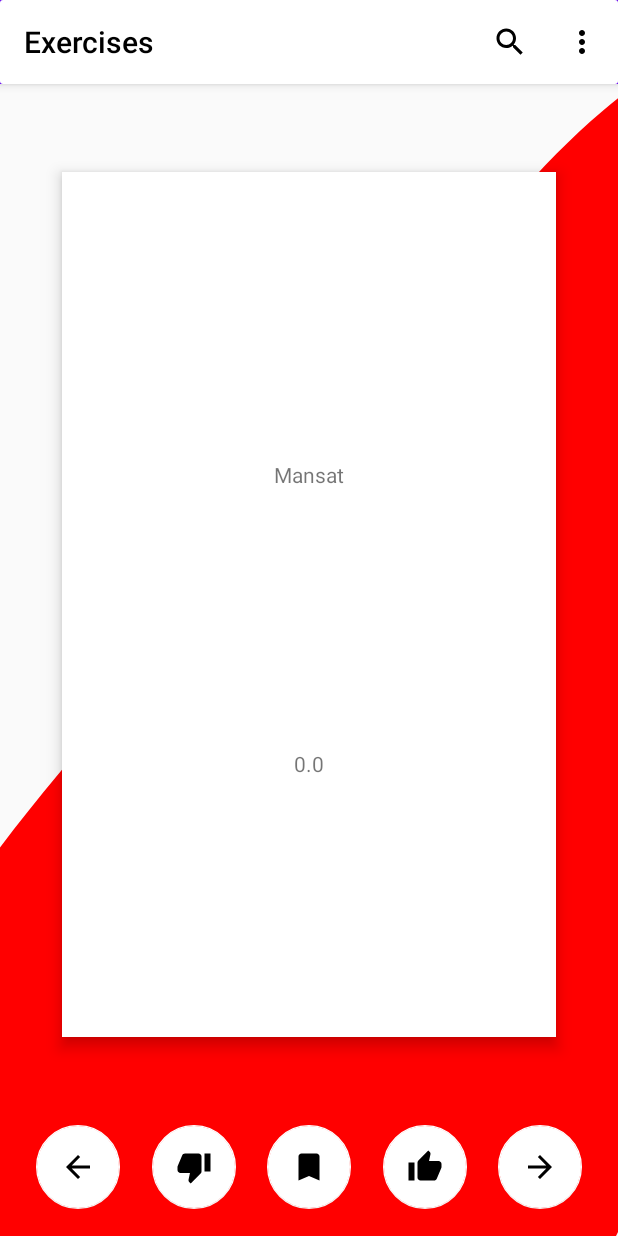
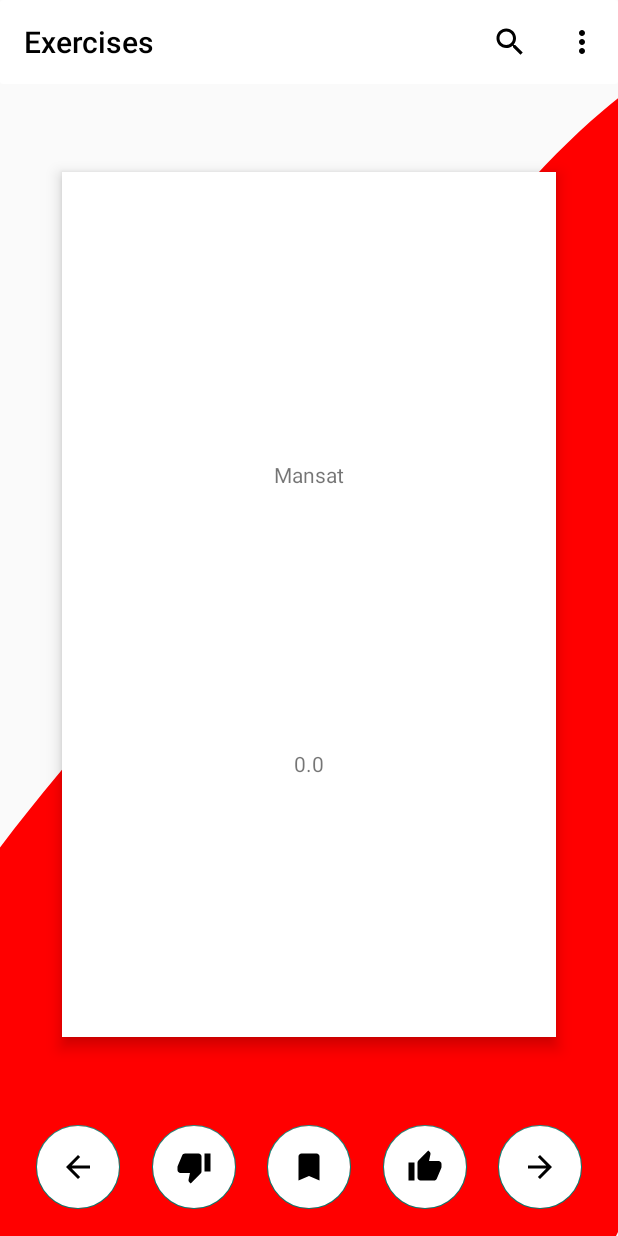
Before and after one commit to tmackintosh/OxfordHack2022, an Android app: the screen it shows after launch (MainActivity), on a phone screen of 412 x 824 dp. Run offline under Robolectric (Android 15) with nearby library versions, the phone set to English and light mode, and no system bars.

Commit message:
merged, colours

```diff
--- /dev/null
+++ b/app/src/main/res/drawable/ic_baseline_home_24.xml
@@ -0,0 +1,5 @@
+<vector android:height="24dp" android:tint="#FFFFFF"
+    android:viewportHeight="24" android:viewportWidth="24"
+    android:width="24dp" xmlns:android="http://schemas.android.com/apk/res/android">
+    <path android:fillColor="@android:color/white" android:pathData="M10,20v-6h4v6h5v-8h3L12,3 2,12h3v8z"/>
+</vector>
--- a/app/src/main/res/layout/activity_main.xml
+++ b/app/src/main/res/layout/activity_main.xml
@@ -1,17 +1,17 @@
 <?xml version="1.0" encoding="utf-8"?>
-<androidx.constraintlayout.widget.ConstraintLayout xmlns:android="http://schemas.android.com/apk/res/android"
+<androidx.drawerlayout.widget.DrawerLayout xmlns:android="http://schemas.android.com/apk/res/android"
     xmlns:app="http://schemas.android.com/apk/res-auto"
     xmlns:tools="http://schemas.android.com/tools"
+    android:id="@+id/activity_main_dl"
+    android:layout_width="match_parent"
+    android:layout_height="match_parent">
+
+    <androidx.constraintlayout.widget.ConstraintLayout
+
         android:layout_width="match_parent"
         android:layout_height="match_parent"
         android:background="@drawable/ic_background"
         tools:context=".MainActivity">
-
-    <com.google.android.material.appbar.AppBarLayout
-        android:id="@+id/activity_main_abl"
-        android:layout_width="match_parent"
-        android:layout_height="wrap_content"
-        app:layout_constraintTop_toTopOf="parent">
 
         <androidx.appcompat.widget.Toolbar
             android:id="@+id/activity_main_tb"
@@ -24,28 +24,22 @@
             app:title="Exercises"
             app:titleTextColor="@color/black" />
 
-
-    </com.google.android.material.appbar.AppBarLayout>
-
-
         <androidx.constraintlayout.widget.ConstraintLayout
             android:id="@+id/activity_main_ll_buttonContainer"
             android:layout_width="match_parent"
             android:layout_height="wrap_content"
-        android:layout_marginBottom="18dp"
             android:layout_marginLeft="24dp"
             android:layout_marginRight="24dp"
+            android:layout_marginBottom="18dp"
             android:orientation="horizontal"
-        app:layout_constraintBottom_toBottomOf="parent"
-        app:layout_constraintEnd_toEndOf="parent"
-        app:layout_constraintStart_toStartOf="parent">
+            app:layout_constraintBottom_toBottomOf="parent">
 
             <com.google.android.material.floatingactionbutton.FloatingActionButton
                 android:id="@+id/activity_main_fab_back"
                 android:layout_width="wrap_content"
                 android:layout_height="wrap_content"
+                android:backgroundTint="@color/white"
                 android:src="@drawable/ic_baseline_arrow_back_24"
-            app:backgroundTint="#FFFFFF"
                 app:elevation="0dp"
                 app:layout_constraintBottom_toBottomOf="parent"
                 app:layout_constraintLeft_toLeftOf="parent"
@@ -55,8 +49,8 @@
                 android:id="@+id/activity_main_fab_like"
                 android:layout_width="wrap_content"
                 android:layout_height="wrap_content"
+                android:backgroundTint="@color/white"
                 android:src="@drawable/ic_baseline_thumb_up_24"
-            app:backgroundTint="#FFFFFF"
                 app:elevation="0dp"
                 app:layout_constraintLeft_toRightOf="@id/activity_main_fab_favourite"
                 app:layout_constraintRight_toLeftOf="@id/activity_main_fab_forward"
@@ -66,8 +60,8 @@
                 android:id="@+id/activity_main_fab_favourite"
                 android:layout_width="wrap_content"
                 android:layout_height="wrap_content"
+                android:backgroundTint="@color/white"
                 android:src="@drawable/ic_baseline_bookmark_24"
-            app:backgroundTint="#FFFFFF"
                 app:elevation="0dp"
                 app:layout_constraintLeft_toRightOf="@id/activity_main_fab_dislike"
                 app:layout_constraintRight_toLeftOf="@id/activity_main_fab_like"
@@ -77,8 +71,8 @@
                 android:id="@+id/activity_main_fab_dislike"
                 android:layout_width="wrap_content"
                 android:layout_height="wrap_content"
+                android:backgroundTint="@color/white"
                 android:src="@drawable/ic_baseline_thumb_down_24"
-            app:backgroundTint="#FFFFFF"
                 app:elevation="0dp"
                 app:layout_constraintLeft_toRightOf="@id/activity_main_fab_back"
                 app:layout_constraintRight_toLeftOf="@id/activity_main_fab_favourite"
@@ -88,8 +82,8 @@
                 android:id="@+id/activity_main_fab_forward"
                 android:layout_width="wrap_content"
                 android:layout_height="wrap_content"
+                android:backgroundTint="@color/white"
                 android:src="@drawable/ic_baseline_arrow_forward_24"
-            app:backgroundTint="#FFFFFF"
                 app:elevation="0dp"
                 app:layout_constraintRight_toRightOf="parent"
                 app:layout_constraintTop_toTopOf="parent" />
@@ -106,7 +100,7 @@
             app:layout_constraintEnd_toEndOf="parent"
             app:layout_constraintHeight_percent="0.7"
             app:layout_constraintStart_toStartOf="parent"
-        app:layout_constraintTop_toBottomOf="@+id/activity_main_abl"
+            app:layout_constraintTop_toBottomOf="@id/activity_main_tb"
             app:layout_constraintWidth_percent="0.8" />
 
         <TextView
@@ -133,3 +127,15 @@
 
 
     </androidx.constraintlayout.widget.ConstraintLayout>
+
+    <com.google.android.material.navigation.NavigationView
+        android:id="@+id/activity_main_nv_navView"
+        android:layout_width="wrap_content"
+        android:layout_height="match_parent"
+        android:layout_gravity="start"
+        android:fitsSystemWindows="true"
+        app:headerLayout="@layout/nav_header_main"
+        app:menu="@menu/menu_drawer" />
+
+
+</androidx.drawerlayout.widget.DrawerLayout>
--- /dev/null
+++ b/app/src/main/res/menu/menu_drawer.xml
@@ -0,0 +1,16 @@
+<?xml version="1.0" encoding="utf-8"?>
+<menu xmlns:android="http://schemas.android.com/apk/res/android"
+    xmlns:tools="http://schemas.android.com/tools"
+    tools:showIn="navigation_view">
+
+    <group android:checkableBehavior="single">
+        <item
+            android:id="@+id/menu_drawer_itm_likes"
+            android:icon="@drawable/ic_baseline_thumb_up_24"
+            android:title="Likes" />
+        <item
+            android:id="@+id/menu_drawer_itm_dislikes"
+            android:icon="@drawable/ic_baseline_thumb_down_24"
+            android:title="Dislikes" />
+    </group>
+</menu>
--- a/app/src/main/res/values/themes.xml
+++ b/app/src/main/res/values/themes.xml
@@ -2,8 +2,8 @@
     <!-- Base application theme. -->
     <style name="Theme.SaltPayHack" parent="Theme.AppCompat.Light.NoActionBar">
         <!-- Primary brand color. -->
-        <item name="colorPrimary">@color/purple_500</item>
-        <item name="colorPrimaryVariant">@color/purple_700</item>
+        <item name="colorPrimary">@color/white</item>
+        <item name="colorPrimaryVariant">@color/white</item>
         <item name="colorOnPrimary">@color/white</item>
         <!-- Secondary brand color. -->
         <item name="colorSecondary">@color/teal_200</item>
```
Also changed, not shown: app/src/main/res/drawable/side_nav_bar.xml (added, +9 -0 lines), app/src/main/res/layout/nav_header_main.xml (added, +35 -0 lines). Lines whose indentation alone changed are shown as unchanged.
